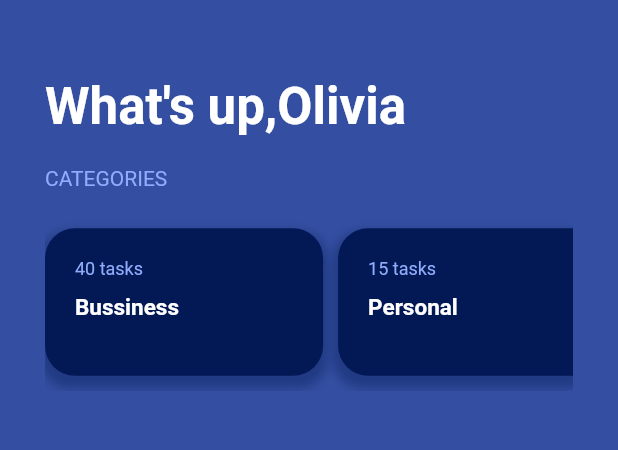
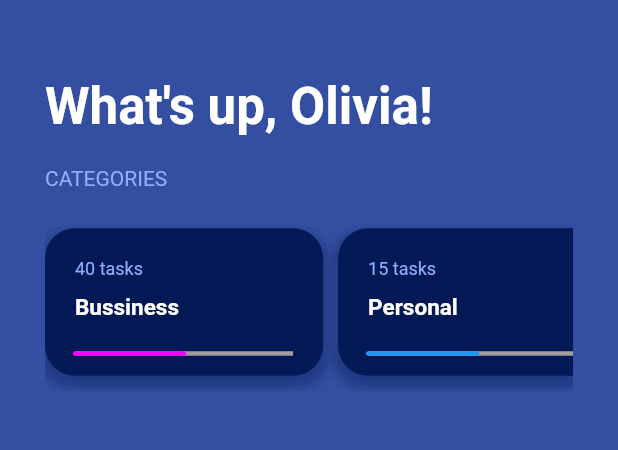
Before and after one commit to keepcodinghard/kimera_todo, a Flutter app: the screen it shows after launch, on a phone screen of 412 x 824 dp, the part 59-509 px from its top. Run offline on Flutter 3.47's test engine with Material 2 defaults, Android fonts, the phone set to English and light mode, and no system bars; our stand-ins replace google_fonts.

Commit message:
Refactoring and line process

```diff
--- a/lib/screens/home.dart
+++ b/lib/screens/home.dart
@@ -1,5 +1,6 @@
 import 'package:flutter/material.dart';
 import 'package:flutter/rendering.dart';
+
 import 'package:kimera_todo/theme/custom_colors.dart';
 import 'package:kimera_todo/widgets/custom_appbar.dart';
 import 'package:kimera_todo/widgets/custom_drawer.dart';
@@ -30,12 +31,12 @@ class Home extends StatelessWidget {
 
   Widget _buildHeader(BuildContext context, {String name = 'Stranger'}) {
     TextStyle textStyle = TextStyle(
-        color: Colors.white,
+        color: CustomColors.primary_text,
         fontSize: Theme.of(context).textTheme.headline4!.fontSize,
         fontFamily: Theme.of(context).textTheme.headline4!.fontFamily,
         fontWeight: FontWeight.bold);
 
-    final String title = "What's up," + name;
+    final String title = "What's up, " + name + "!";
 
     return Container(
       margin: EdgeInsets.only(bottom: 10),
@@ -62,8 +63,14 @@ class Home extends StatelessWidget {
                   padding: EdgeInsets.zero,
                   scrollDirection: Axis.horizontal,
                   children: [
-                    _buildCategoryBox(context, name: 'Bussiness', tasks: 40),
-                    _buildCategoryBox(context, name: 'Personal', tasks: 15),
+                    _buildCategoryBox(context,
+                        name: 'Bussiness',
+                        tasks: 40,
+                        progressBarColor: CustomColors.button),
+                    _buildCategoryBox(context,
+                        name: 'Personal',
+                        tasks: 15,
+                        progressBarColor: Colors.blue),
                     _buildCategoryBox(context, name: 'Shares', tasks: 12),
                   ],
                 ),
@@ -87,7 +94,9 @@ class Home extends StatelessWidget {
   }
 
   Widget _buildCategoryBox(BuildContext context,
-      {String name = 'Unknown', int tasks = 0}) {
+      {String name = 'Unknown',
+      int tasks = 0,
+      Color progressBarColor: Colors.red}) {
     List<BoxShadow> boxsShadow = [
       BoxShadow(
         color: CustomColors.secundary_background.withOpacity(0.4),
@@ -110,6 +119,29 @@ class Home extends StatelessWidget {
         fontSize: 15,
         fontWeight: FontWeight.values[5]);
 
+    Container tasksLabel = Container(
+        width: double.infinity,
+        margin: EdgeInsets.only(bottom: 10),
+        child: Text(
+          tasks.toString() + ' tasks',
+          style: tasksStyle,
+        ));
+
+    Container titleCategory = Container(
+        margin: EdgeInsets.only(bottom: 10),
+        width: double.infinity,
+        child: Text(name, style: categoryStyle));
+
+    Container lineProcess = Container(
+      margin: EdgeInsets.only(top: 10),
+      width: double.infinity,
+      height: 3,
+      color: Colors.grey,
+      child: CustomPaint(
+          painter:
+              DrawHorizontalLine(color: progressBarColor, percentage: 0.5)),
+    );
+
     return Container(
         padding: EdgeInsets.all(20),
         margin: EdgeInsets.only(top: 10, bottom: 10, right: 10),
@@ -117,17 +149,7 @@ class Home extends StatelessWidget {
         alignment: AlignmentDirectional.centerStart,
         height: 100,
         decoration: boxDecoration,
-        child: Column(children: [
-          Container(
-              width: double.infinity,
-              margin: EdgeInsets.only(bottom: 10),
-              child: Text(
-                tasks.toString() + ' tasks',
-                style: tasksStyle,
-              )),
-          Container(
-              width: double.infinity, child: Text(name, style: categoryStyle))
-        ]));
+        child: Column(children: [tasksLabel, titleCategory, lineProcess]));
   }
 
   // Widget _buildTodayTasksBlock(BuildContext context) {
@@ -161,3 +183,33 @@ class Home extends StatelessWidget {
     return textStyle;
   }
 }
+
+class DrawHorizontalLine extends CustomPainter {
+  ///
+  /// percentage is a value between 0 and 1, which represent a percentage where 1 is 100%
+  DrawHorizontalLine(
+      {this.percentage: 0.0, this.color: Colors.red, this.width: 3}) {
+    AssertionError();
+
+    _paint
+      ..color = color
+      ..strokeWidth = width
+      ..strokeCap = StrokeCap.round;
+  }
+
+  final Paint _paint = Paint();
+  final double percentage;
+  final double width;
+  final Color color;
+
+  @override
+  void paint(Canvas canvas, Size size) {
+    canvas.drawLine(
+        Offset(0.0, 1.5), Offset(size.width * percentage, 1.5), _paint);
+  }
+
+  @override
+  bool shouldRepaint(CustomPainter oldDelegate) {
+    return false;
+  }
+}
```
